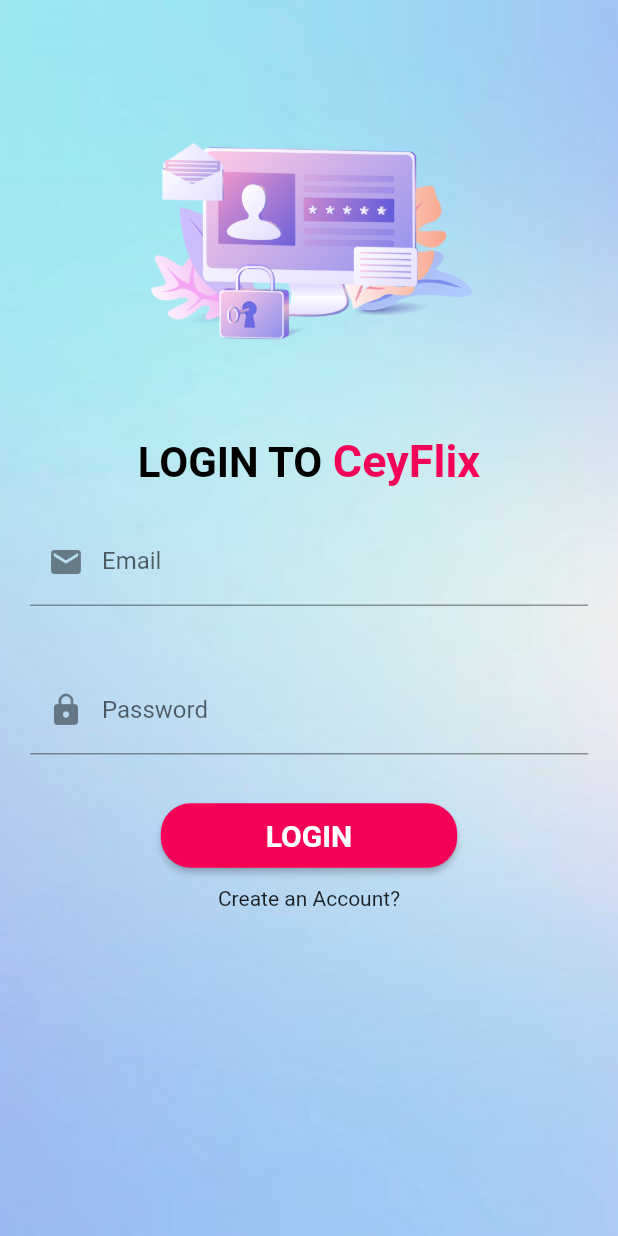
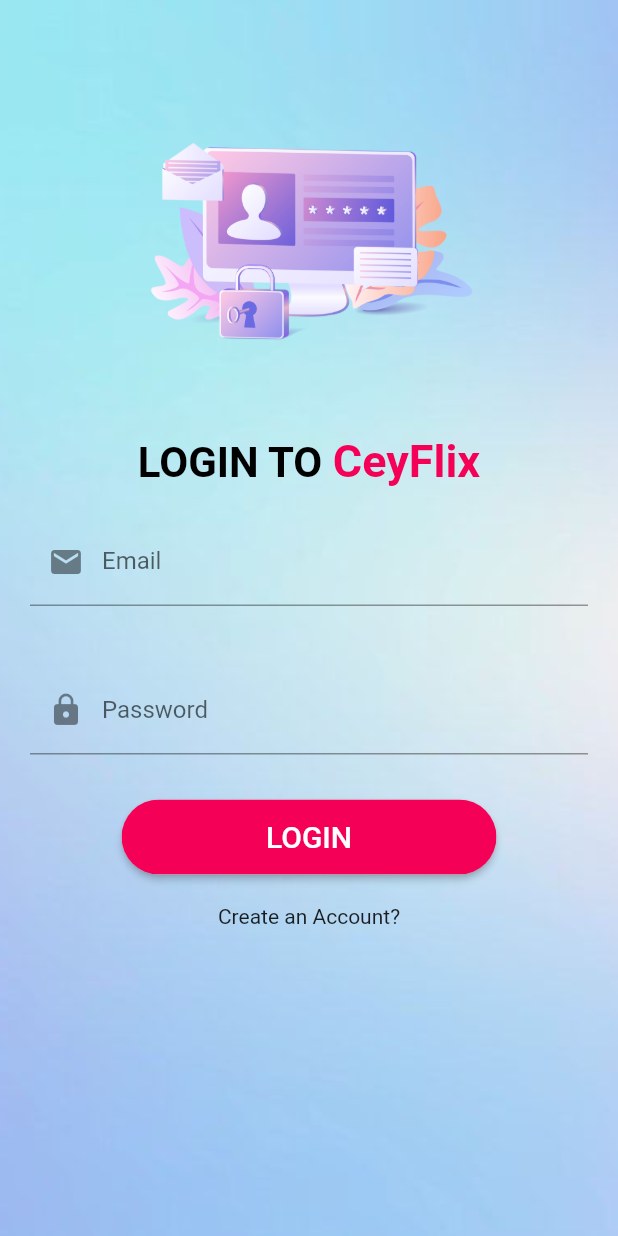
Before and after one commit to rashmikagamage/Tv-Show-Flutter, a Flutter app: the screen it shows after launch, after a tap on "LOGIN", on a phone screen of 412 x 824 dp. Run offline on Flutter 3.47's test engine with Material 2 defaults, Android fonts, the phone set to English and light mode, and no system bars; our stand-ins replace cloud_firestore, datetime_picker_formfield, file_picker, firebase_auth, firebase_core, firebase_storage and 6 more; accounts and stored records are empty.

Commit message:
Redesign the buttons

```diff
--- a/lib/login/login.dart
+++ b/lib/login/login.dart
@@ -164,7 +164,7 @@
                             obscureText: true,
                             onSaved: (input) => _password = input),
                       ),
-                      SizedBox(height: 10),
+                      /*SizedBox(height: 10),
                       RaisedButton(
                         padding: EdgeInsets.fromLTRB(70, 10, 70, 10),
                         onPressed: login,
@@ -177,7 +177,33 @@
                         shape: RoundedRectangleBorder(
                           borderRadius: BorderRadius.circular(20.0),
                         ),
-                      )
+                      )*/
+                      Container(
+                        height: 50.0,
+                        margin: EdgeInsets.all(10),
+                        child: RaisedButton(
+                          onPressed: login,
+                          shape: RoundedRectangleBorder(
+                              borderRadius: BorderRadius.circular(80.0)),
+                          padding: EdgeInsets.all(0.0),
+                          child: Ink(
+                            decoration: BoxDecoration(
+                                color: const Color(0xFFF50057),
+                                borderRadius: BorderRadius.circular(30.0)),
+                            child: Container(
+                              constraints: BoxConstraints(
+                                  maxWidth: 250.0, minHeight: 50.0),
+                              alignment: Alignment.center,
+                              child: Text(
+                                "LOGIN",
+                                textAlign: TextAlign.center,
+                                style:
+                                TextStyle(color: Colors.white, fontSize: 20),
+                              ),
+                            ),
+                          ),
+                        ),
+                      ),
                     ],
                   ),
                 ),
--- a/lib/login/signup.dart
+++ b/lib/login/signup.dart
@@ -11,7 +11,7 @@
 import 'package:tvshowsapp/screens/admin_home.dart';
 import 'package:tvshowsapp/main.dart';
 import 'package:tvshowsapp/login/login.dart';
-import 'package:tvshowsapp/login/start.dart';
+
 
 
 
@@ -293,7 +293,7 @@
                               obscureText: true,
                               onSaved: (input) => _password = input),
                         ),
-                        SizedBox(height: 10),
+                        /*SizedBox(height: 10),
                         RaisedButton(
                           padding: EdgeInsets.fromLTRB(70, 10, 70, 10),
                           onPressed: (){
@@ -308,6 +308,36 @@
                           color: const Color(0xFFF50057),
                           shape: RoundedRectangleBorder(
                             borderRadius: BorderRadius.circular(20.0),
+                          ),
+                        ),*/
+                        Container(
+                          height: 50.0,
+                          margin: EdgeInsets.all(10),
+                          child: RaisedButton(
+                            onPressed: (){
+                              uploadPic(context);
+                              signUp();
+                            } ,
+                            shape: RoundedRectangleBorder(
+                                borderRadius: BorderRadius.circular(80.0)),
+                            padding: EdgeInsets.all(0.0),
+                            child: Ink(
+                              decoration: BoxDecoration(
+                                  color: const Color(0xFFF50057),
+
+                                  borderRadius: BorderRadius.circular(30.0)),
+                              child: Container(
+                                constraints: BoxConstraints(
+                                    maxWidth: 250.0, minHeight: 50.0),
+                                alignment: Alignment.center,
+                                child: Text(
+                                  "SIGNUP",
+                                  textAlign: TextAlign.center,
+                                  style:
+                                  TextStyle(color: Colors.white, fontSize: 20),
+                                ),
+                              ),
+                            ),
                           ),
                         ),
                         SizedBox(height: 10),
--- a/lib/login/start.dart
+++ b/lib/login/start.dart
@@ -1,8 +1,6 @@
 import 'package:firebase_auth/firebase_auth.dart';
 import 'package:google_sign_in/google_sign_in.dart';
 import 'package:flutter/material.dart';
-import 'package:tvshowsapp/login/login.dart';
-import 'package:tvshowsapp/login/signup.dart';
 
 
 
@@ -89,40 +87,61 @@
             ),
 
             SizedBox(height: 50.0),
-            Row(
+            Column(
               mainAxisAlignment: MainAxisAlignment.center,
               children: <Widget>[
-                RaisedButton(
-                    padding: EdgeInsets.only(left: 48, right: 48),
+                Container(
+                  height: 50.0,
+                  margin: EdgeInsets.all(10),
+                  child: RaisedButton(
                     onPressed: navigateToLogin,
-                    child: Text(
-                      'LOGIN',
-                      style: TextStyle(
-                        fontSize: 20,
-                        fontWeight: FontWeight.bold,
-                        color: Colors.white,
+                    shape: RoundedRectangleBorder(
+                        borderRadius: BorderRadius.circular(80.0)),
+                    padding: EdgeInsets.all(0.0),
+                    child: Ink(
+                      decoration: BoxDecoration(
+                          color: const Color(0xFFD50000),
+                          borderRadius: BorderRadius.circular(30.0)),
+                      child: Container(
+                        constraints: BoxConstraints(
+                            maxWidth: 250.0, minHeight: 50.0),
+                        alignment: Alignment.center,
+                        child: Text(
+                          "LOGIN",
+                          textAlign: TextAlign.center,
+                          style:
+                          TextStyle(color: Colors.white, fontSize: 20),
+                        ),
                       ),
                     ),
+                  ),
+                ),
+                Container(
+                  height: 50.0,
+                  margin: EdgeInsets.all(10),
+                  child: RaisedButton(
+                    onPressed: navigateToRegister,
                     shape: RoundedRectangleBorder(
-                      borderRadius: BorderRadius.circular(10.0),
-                    ),
-                    color: const Color(0xFFD50000)),
-                SizedBox(width: 30.0),
-                RaisedButton(
-                    padding: EdgeInsets.only(left: 30, right: 30),
-                    onPressed: navigateToRegister,
-                    child: Text(
-                      'REGISTER',
-                      style: TextStyle(
-                        fontSize: 20,
-                        fontWeight: FontWeight.bold,
-                        color: Colors.white,
+                        borderRadius: BorderRadius.circular(80.0)),
+                    padding: EdgeInsets.all(0.0),
+                    child: Ink(
+                      decoration: BoxDecoration(
+                          color: const Color(0xFFD50000),
+                          borderRadius: BorderRadius.circular(30.0)),
+                      child: Container(
+                        constraints: BoxConstraints(
+                            maxWidth: 250.0, minHeight: 50.0),
+                        alignment: Alignment.center,
+                        child: Text(
+                          "REGISTER",
+                          textAlign: TextAlign.center,
+                          style:
+                          TextStyle(color: Colors.white, fontSize: 20),
+                        ),
                       ),
                     ),
-                    shape: RoundedRectangleBorder(
-                      borderRadius: BorderRadius.circular(10.0),
-                    ),
-                    color: const Color(0xFFD50000)),
+                  ),
+                ),
               ],
             ),
 
```
